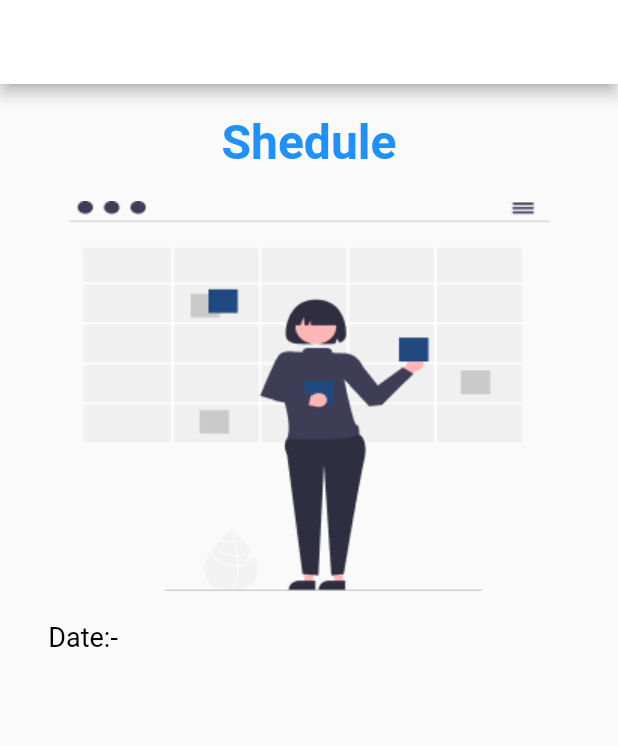
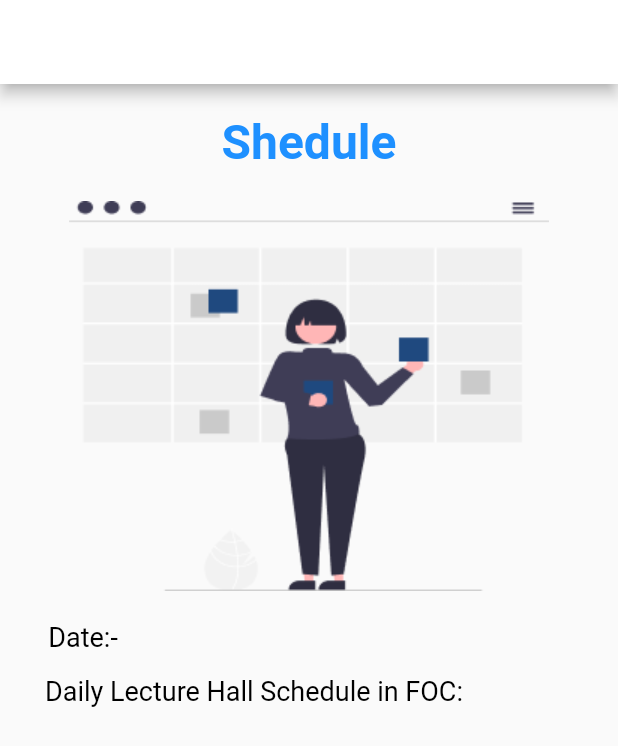
Before and after one commit to Yasodkai11/MAD, a Flutter app: the Shedule screen opened directly, on a phone screen of 412 x 824 dp. Shown: the top 746 px of the screen. Run offline on Flutter 3.47's test engine with Material 2 defaults, Android fonts, the phone set to English and light mode, and no system bars; our stand-ins replace quickalert.

Commit message:
daily shedule 1

```diff
--- a/unity_world/lib/pages/Schedule/shedule_page.dart
+++ b/unity_world/lib/pages/Schedule/shedule_page.dart
@@ -56,6 +56,19 @@ class _SheduleState extends State<Shedule> {
                 style: TextStyle(color: Colors.black, fontSize: 18),
               ),
             ),
+            Container(
+              margin: const EdgeInsets.only(
+                top: 10,
+                bottom: 5,
+                right: 50,
+                left: 10,
+              ),
+              child: const Text(
+                "Daily Lecture Hall Schedule in FOC:",
+                textAlign: TextAlign.center,
+                style: TextStyle(color: Colors.black, fontSize: 18),
+              ),
+            ),
           ],
         ),
       ),
```
Also changed, not shown: unity_world/pubspec.lock.
